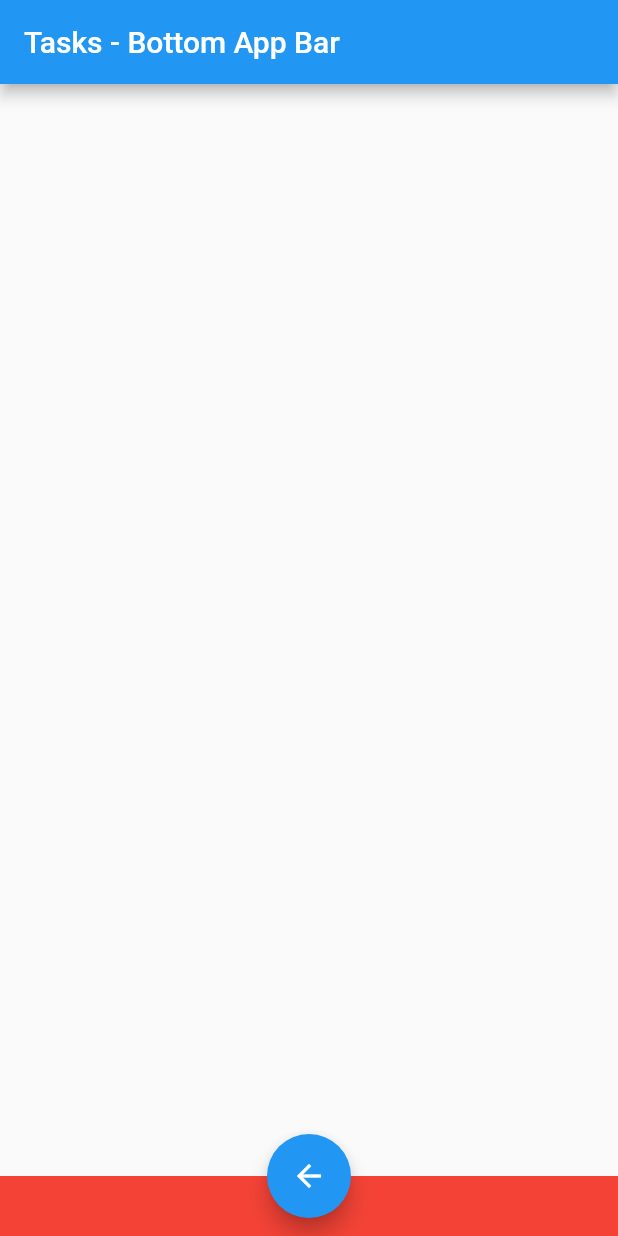
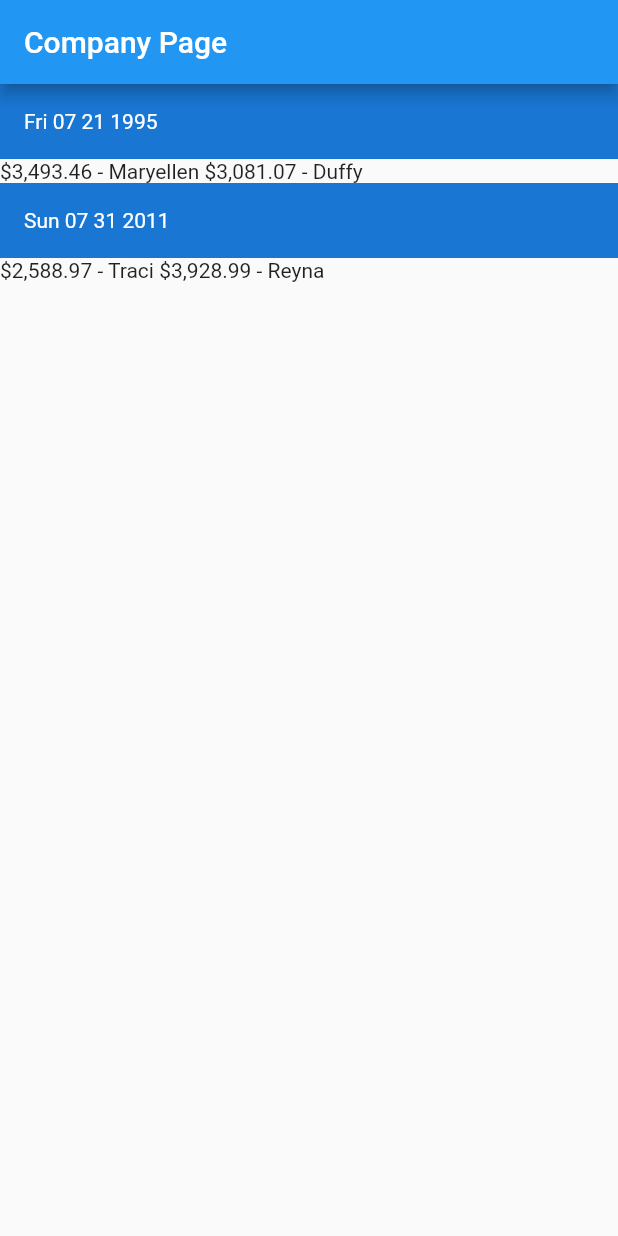
Before and after one commit to IlyesBenarroum/flutter_dairy_book, a Flutter app: the screen it shows after launch, on a phone screen of 412 x 824 dp. Run offline on Flutter 3.47's test engine with Material 2 defaults, Android fonts, the phone set to English and light mode, and no system bars; drawn by our look-alikes of sticky_headers.

Commit message:
List sorted date wise (Sticky Header)

```diff
--- /dev/null
+++ b/assets/companies.json
@@ -0,0 +1,66 @@
+[
+  {
+    "_id": "5bbe598c20a312e8f3a51692",
+    "index": 0,
+    "guid": "853882bb-5432-4efa-9886-38491397cb22",
+    "isActive": false,
+    "balance": "$3,493.46",
+    "picture": "http://placehold.it/32x32",
+    "age": 22,
+    "eyeColor": "green",
+    "name": {
+      "first": "Maryellen",
+      "last": "Moody"
+    },
+    "company": "SURETECH",
+    "registered": "Fri Jul 21 1995 05:54:11 GMT+0000 (UTC)"
+  },
+  {
+    "_id": "5bbe598c325e76f346816167",
+    "index": 1,
+    "guid": "672ac480-f8fc-47e8-a960-bac230f11dab",
+    "isActive": true,
+    "balance": "$3,081.07",
+    "picture": "http://placehold.it/32x32",
+    "age": 39,
+    "eyeColor": "green",
+    "name": {
+      "first": "Duffy",
+      "last": "Knight"
+    },
+    "company": "CYCLONICA",
+    "registered": "Fri Jul 21 1995 09:54:11 GMT+0000 (UTC)"
+  },
+  {
+    "_id": "5bbe598c0ce158b98ebafcf2",
+    "index": 2,
+    "guid": "4528d59a-2eb1-4726-ae4b-5cc8d9495d5e",
+    "isActive": true,
+    "balance": "$2,588.97",
+    "picture": "http://placehold.it/32x32",
+    "age": 29,
+    "eyeColor": "brown",
+    "name": {
+      "first": "Traci",
+      "last": "Grimes"
+    },
+    "company": "DOGNOST",
+    "registered": "Sun Jul 31 2011 03:25:47 GMT+0000 (UTC)"
+  },
+  {
+    "_id": "5bbe598cc666e2e9561ad82e",
+    "index": 3,
+    "guid": "085883af-3ad4-4779-ac4d-5c5374d81144",
+    "isActive": true,
+    "balance": "$3,928.99",
+    "picture": "http://placehold.it/32x32",
+    "age": 26,
+    "eyeColor": "brown",
+    "name": {
+      "first": "Reyna",
+      "last": "Bond"
+    },
+    "company": "MOREGANIC",
+    "registered": "Sun Jul 31 2011 06:25:47 GMT+0000 (UTC)"
+  }
+]
--- a/lib/main.dart
+++ b/lib/main.dart
@@ -2,10 +2,12 @@ import 'package:flutter/material.dart';
 import 'package:flutter_dairy_book/bottombar/appbar_bottombar.dart';
 import 'package:flutter_dairy_book/bottombar/bottomnavigationhangabove.dart';
 import 'package:flutter_dairy_book/dialog_pop_demo/dialog_form_home.dart';
+import 'package:flutter_dairy_book/sticky_headers/sticky_header_with_json.dart';
 import 'package:flutter_dairy_book/sticky_headers/sticky_headers.dart';
 import 'package:flutter_dairy_book/warp_demo/warp_demo.dart';
 
-void main() => runApp(new BottomNavigationHangAbove());
+//void main() => runApp(new BottomNavigationHangAbove());
+void main() => runApp(new MyApp());
 
 class MyApp extends StatelessWidget {
 
@@ -16,7 +18,9 @@ class MyApp extends StatelessWidget {
       theme: new ThemeData(
         primarySwatch: Colors.blue,
       ),
-      home: new AppBarBottom(),
+//      home: new AppBarBottom(),
+        home: CompanyPage(title: "Company Page")
+
     );
   }
 }
--- /dev/null
+++ b/lib/sticky_headers/sticky_header_with_json.dart
@@ -0,0 +1,143 @@
+// main.dart
+import 'dart:convert';
+
+import 'package:flutter/material.dart';
+import 'package:intl/intl.dart';
+import 'package:flutter/services.dart' show rootBundle;
+import 'package:sticky_headers/sticky_headers.dart';
+
+class Name {
+  final String first;
+  final String last;
+  Name({this.first, this.last});
+
+  Name.fromJson(Map<String, dynamic> json)
+      : first = json['first'],
+        last = json['last'];
+}
+
+class Company {
+  final String id;
+  final int index;
+  final String guid;
+  final bool isActive;
+  final String balance;
+  final String picture;
+  final int age;
+  final String eyeColor;
+  final Name name;
+  final String company;
+  final DateTime registered;
+
+  Company({
+    this.id, this.index, this.guid, this.isActive,
+    this.balance, this.picture, this.age, this.eyeColor,
+    this.name, this.company, this.registered
+  });
+
+  Company.fromJson(Map<String, dynamic> json)
+      : id          = json['_id'],
+        index       = json['index'],
+        guid        = json['guid'],
+        isActive    = json['isActive'],
+        balance     = json['balance'],
+        picture     = json['picture'],
+        age         = json['age'],
+        eyeColor    = json['eyeColor'],
+        name        = Name.fromJson(json['name']),
+        company     = json['company'],
+        registered  = _toDateTime(json['registered']);
+
+  /// Fri Jul 21 1995 05:54:11 GMT+0000 (UTC)
+  static DateTime _toDateTime(String dateTime) {
+    return DateFormat("EEE MMM d yyyy HH:mm:ss").parseUtc(dateTime);
+  }
+}
+
+class CompanyViewInfo {
+  final Widget header;
+  final Widget child;
+  CompanyViewInfo({this.header, this.child});
+}
+
+class CompanyPage extends StatefulWidget {
+  final String title;
+  CompanyPage({Key key, this.title}) : super(key: key);
+
+  @override
+  State<StatefulWidget> createState() => _CompanyPageState();
+}
+
+class _CompanyPageState extends State<CompanyPage> {
+
+  @override
+  Widget build(BuildContext context) {
+    return Scaffold(
+        appBar: AppBar(title: Text(widget.title)),
+        body: FutureBuilder(
+            future: _getCompanyList(),
+            builder: (context, snapshot) {
+              if(snapshot.hasError) print(snapshot.error);
+              if (snapshot.data == null) return Center(child: CircularProgressIndicator());
+
+              final groupList = _groupByDate(snapshot.data);
+              return ListView.builder(
+                itemBuilder: (context, index) =>
+                    StickyHeader(
+                        header: groupList[index].header,
+                        content: groupList[index].child
+                    ),
+                itemCount: groupList.length,
+              );
+            })
+    );
+  }
+}
+
+Future<List<Company>> _getCompanyList() async {
+  final jsonString = await rootBundle.loadString("assets/companies.json");
+  return List.castFrom(json.decode(jsonString)).map((c) => Company.fromJson(c)).toList();
+}
+
+List<CompanyViewInfo> _groupByDate(List<Company> companyList) {
+  final map = groupBy(
+      keySelector: (Company c) => DateFormat("EEE MM d yyyy").format(c.registered),
+      list: companyList
+  );
+
+  return toList(
+      mapF: (String date, List<Company> list) {
+        final header = Container(
+          height: 50.0,
+          color: Colors.blue[700],
+          padding: EdgeInsets.symmetric(horizontal: 16.0),
+          alignment: Alignment.centerLeft,
+          child: Text(date, style: TextStyle(color: Colors.white)),
+        );
+
+        final child = Text(list.map((c) => "${c.balance} - ${c.name.first}").join(" "));
+
+        return CompanyViewInfo(header: header, child: child);
+      },
+      map: map
+  );
+}
+
+Map<K, List<T>> groupBy<T, K>({K Function(T) keySelector, List<T> list}) {
+  Map<K, List<T>> destination = Map();
+
+  for (T element in list) {
+    final key = keySelector(element);
+    final value = destination[key] ?? List();
+    value.add(element);
+    destination[key] = value;
+  }
+
+  return destination;
+}
+
+List<R> toList<K, V, R>({R Function(K, V) mapF, Map<K, V> map}) {
+  List<R> destination = List();
+  map.forEach((k, v) => destination.add(mapF(k, v)));
+  return destination;
+}
```
Also changed, not shown: pubspec.yaml (+3 -31 lines).
